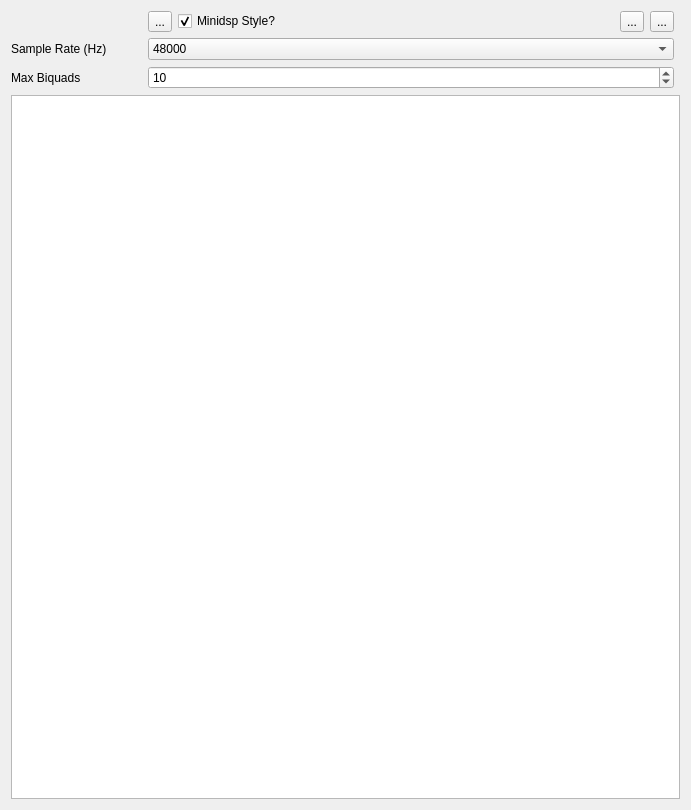
Qt form src/main/python/ui/biquad.ui (3ll3d00d/beqdesigner) before a commit.
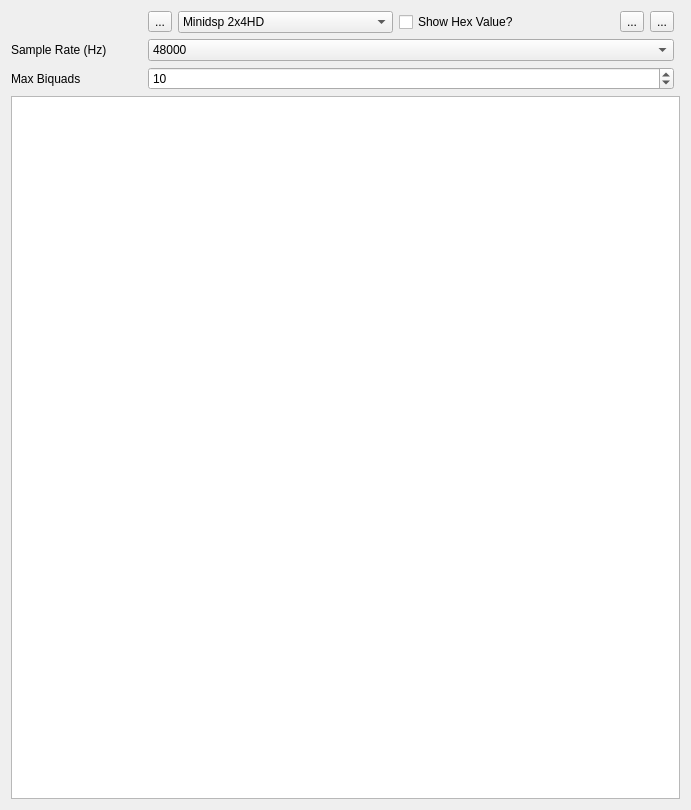
The same form after that commit.

Commit message: update the biquad export dialog to use named minidsp models and to be able to show the hex values for debugging #240

Diff of the .ui file:
```diff
--- a/src/main/python/ui/biquad.ui
+++ b/src/main/python/ui/biquad.ui
@@ -85,12 +85,36 @@
       </widget>
      </item>
      <item>
-      <widget class="QCheckBox" name="minidspFormat">
+      <widget class="QComboBox" name="outputFormat">
+       <item>
+        <property name="text">
+         <string>Minidsp 2x4HD</string>
+        </property>
+       </item>
+       <item>
+        <property name="text">
+         <string>Minidsp 10x10HD</string>
+        </property>
+       </item>
+       <item>
+        <property name="text">
+         <string>Minidsp 2x4</string>
+        </property>
+       </item>
+       <item>
+        <property name="text">
+         <string>User Selected</string>
+        </property>
+       </item>
+      </widget>
+     </item>
+     <item>
+      <widget class="QCheckBox" name="showHex">
        <property name="text">
-        <string>Minidsp Style?</string>
+        <string>Show Hex Value?</string>
        </property>
        <property name="checked">
-        <bool>true</bool>
+        <bool>false</bool>
        </property>
       </widget>
      </item>
```
Left out of the diff: 31 changed lines with no effect on the pictures. The commit also changes 3 other files.
